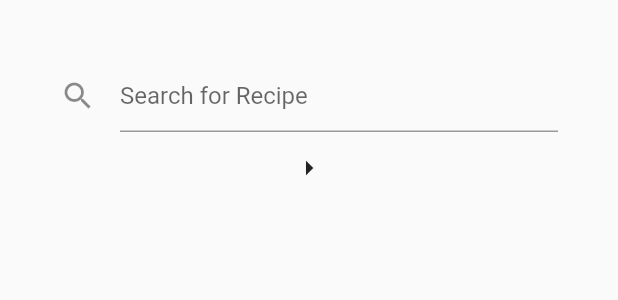
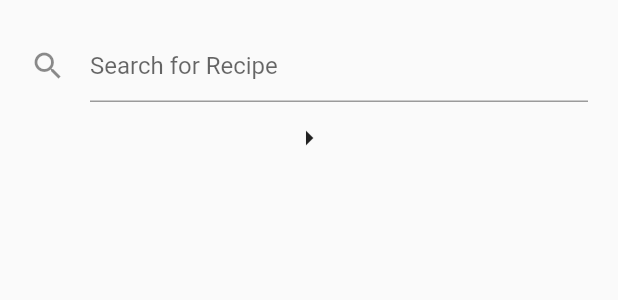
Before and after one commit to JonathanLewin/CookingProject, a Flutter app: the HomepagePage widget shown alone on an empty page, opened directly, on a phone screen of 412 x 824 dp. Shown: the top 300 px of the screen. Run offline on Flutter 3.47's test engine with Material 2 defaults, Android fonts, the phone set to English and light mode, and no system bars; our stand-ins replace cloud_firestore; accounts and stored records are empty.

Commit message:
Modifying the positions of the result of the search bar

```diff
--- a/lib/homepage.dart
+++ b/lib/homepage.dart
@@ -51,7 +51,7 @@ class HomepagePageState extends State<HomepagePage> {
     }
 
     return new Container(
-      padding: new EdgeInsets.all(40.0),
+      padding: new EdgeInsets.all(20.0),
       child: new Column(
         children: <Widget>[
           new TextField(
@@ -82,7 +82,6 @@ class HomepagePageState extends State<HomepagePage> {
             shrinkWrap: true,
             itemBuilder: (context, index) {
               return ListTile(
-                contentPadding: new EdgeInsets.all(10.0),
                 title: new Text(searchRecipesArrayname[index]),
                 subtitle: new Text(searchRecipesArraydescription[index]),
                 //title: new Image.asset(searchRecipesArrayurl[index], fit: BoxFit.cover, height: 100.0, width: 170.0),
```
